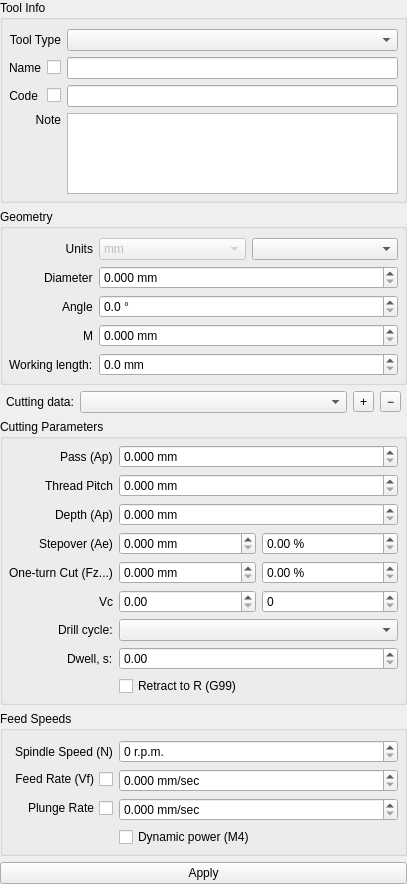
Before: the Qt Designer form static_libs/tooldatabase/tooleditform.ui in 4ygeca/GERBER_X3, drawn with Qt 5.
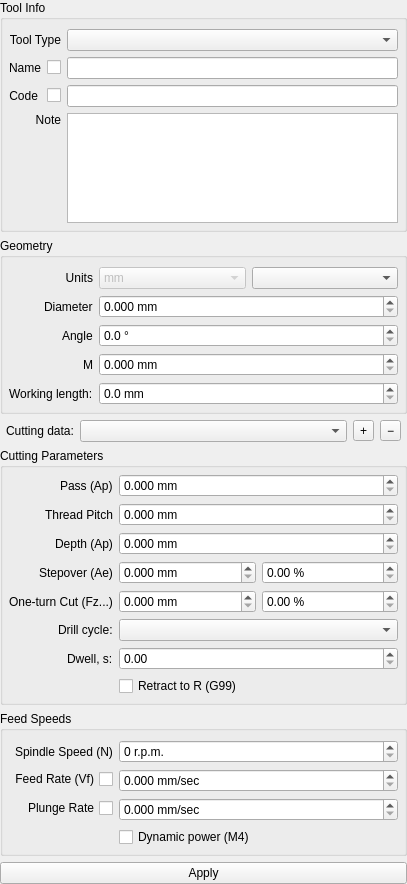
After: the same form once the commit is applied. Custom widgets are drawn as their Qt base class.

Patch:
```diff
--- a/static_libs/tooldatabase/tooleditform.ui
+++ b/static_libs/tooldatabase/tooleditform.ui
@@ -109,7 +109,7 @@
          <widget class="QLabel" name="lblCode">
           <property name="toolTip">
            <string>Tool code for the G-code and the sender: letters, digits, '.', '_', '-' (up to 20).
-Empty -- automatic, by type and geometry (D08L90: drill 0.8, working length 9; the patterns are set by &quot;Code format…&quot; in the tool database).</string>
+Empty -- automatic, by type and geometry (D08L90: drill 0.8, working length 9; the patterns are in tools.json, key &quot;codeFormat&quot;).</string>
           </property>
           <property name="text">
            <string>Code</string>
@@ -632,30 +632,13 @@
           </layout>
          </item>
          <item row="5" column="0">
-          <widget class="QLabel" name="label_2">
-           <property name="text">
-            <string>Vc</string>
-           </property>
-          </widget>
-         </item>
-         <item row="5" column="1">
-          <layout class="QHBoxLayout" name="horizontalLayout_2">
-           <item>
-            <widget class="QDoubleSpinBox" name="dsbxVc"/>
-           </item>
-           <item>
-            <widget class="QSpinBox" name="sbxNTeeth"/>
-           </item>
-          </layout>
-         </item>
-         <item row="6" column="0">
           <widget class="QLabel" name="lblDrillCycle">
            <property name="text">
             <string>Drill cycle:</string>
            </property>
           </widget>
          </item>
-         <item row="6" column="1">
+         <item row="5" column="1">
           <widget class="QComboBox" name="cbxDrillCycle">
            <property name="toolTip">
             <string>How the holes are drilled: a canned cycle or plain G0/G1 moves.
@@ -663,14 +646,14 @@
            </property>
           </widget>
          </item>
-         <item row="7" column="0">
+         <item row="6" column="0">
           <widget class="QLabel" name="lblDwell">
            <property name="text">
             <string>Dwell, s:</string>
            </property>
           </widget>
          </item>
-         <item row="7" column="1">
+         <item row="6" column="1">
           <widget class="DoubleSpinBox" name="dsbxDwell">
            <property name="toolTip">
             <string>Dwell at the bottom of the hole (G82)</string>
@@ -686,7 +669,7 @@
            </property>
           </widget>
          </item>
-         <item row="8" column="1">
+         <item row="7" column="1">
           <widget class="QCheckBox" name="chbxRetractToR">
            <property name="toolTip">
             <string>Between holes return to the R plane (G99) instead of the initial plane (G98)</string>
```
